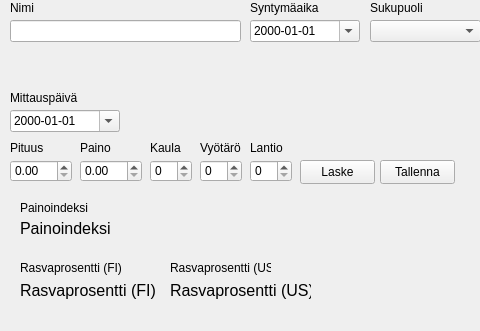
Before: the Qt Designer form main.ui in TiViOpetus/FitnessGUI, drawn with Qt 5; both pictures show x 0 to 480 and y 0 to 331 of the 800 by 600 pixel window.
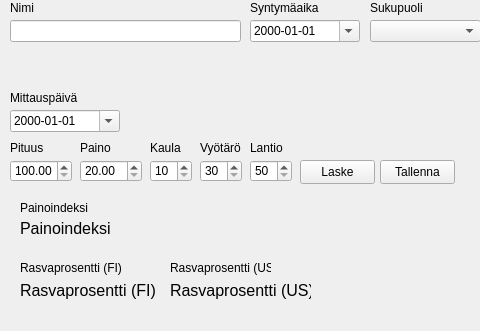
After: the same form once the commit is applied.

Commit message: Create an athlete object ready

Patch:
```diff
--- a/main.ui
+++ b/main.ui
@@ -86,6 +86,15 @@
       <height>22</height>
      </rect>
     </property>
+    <property name="minimum">
+     <double>100.000000000000000</double>
+    </property>
+    <property name="maximum">
+     <double>400.000000000000000</double>
+    </property>
+    <property name="stepType">
+     <enum>QAbstractSpinBox::DefaultStepType</enum>
+    </property>
    </widget>
    <widget class="QLabel" name="label_2">
     <property name="geometry">
@@ -109,6 +118,12 @@
       <height>22</height>
      </rect>
     </property>
+    <property name="minimum">
+     <double>20.000000000000000</double>
+    </property>
+    <property name="maximum">
+     <double>3000.000000000000000</double>
+    </property>
    </widget>
    <widget class="QLabel" name="label_3">
     <property name="geometry">
@@ -132,6 +147,9 @@
       <height>22</height>
      </rect>
     </property>
+    <property name="minimum">
+     <number>10</number>
+    </property>
    </widget>
    <widget class="QSpinBox" name="waistSpinBox">
     <property name="geometry">
@@ -142,6 +160,12 @@
       <height>22</height>
      </rect>
     </property>
+    <property name="minimum">
+     <number>30</number>
+    </property>
+    <property name="maximum">
+     <number>200</number>
+    </property>
    </widget>
    <widget class="QSpinBox" name="hipSpinBox">
     <property name="geometry">
@@ -152,6 +176,12 @@
       <height>22</height>
      </rect>
     </property>
+    <property name="minimum">
+     <number>50</number>
+    </property>
+    <property name="maximum">
+     <number>200</number>
+    </property>
    </widget>
    <widget class="QLabel" name="label_4">
     <property name="geometry">
```
The commit also changes 1 other file.
